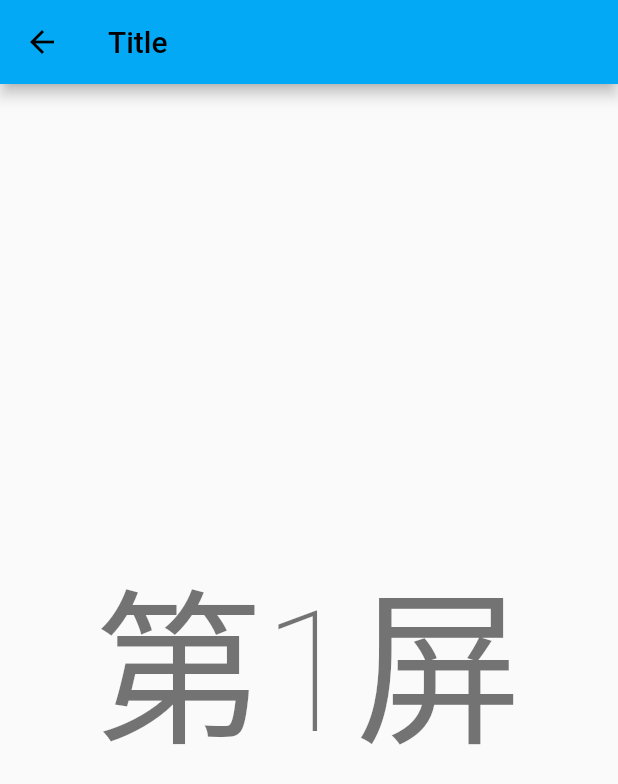
After one commit to magichill33/Learn2Flutter, a Flutter app: the screen it shows after launch, after a tap on "PageView", on a phone screen of 412 x 824 dp. The commit adds this screen. Shown: the top 784 px of the screen. Run offline on Flutter 3.47's test engine with Material 2 defaults, Android fonts, the phone set to English and light mode, and no system bars; our stand-ins replace fluttertoast; network calls fail.

Commit message:
[feature]:添加 pageview 示例模块

```diff
--- a/lib/main.dart
+++ b/lib/main.dart
@@ -1,5 +1,6 @@
 import 'package:flutter/material.dart';
 import './pages/router/controller.dart';
+import './tools/config.dart';
 
 void main() {
   runApp(MyApp());
@@ -13,7 +14,7 @@ class MyApp extends StatelessWidget {
       title: "News",
       theme: ThemeData(primarySwatch: Colors.lightBlue),
       //home: Tabs(),
-      initialRoute: "/",
+      initialRoute: PageName.root.name,
       // routes: {
       //   "/": (context) => const Tabs(),
       //   "/news": (context) => const NewsPage(),
--- /dev/null
+++ b/lib/pages/page_view.dart
@@ -0,0 +1,66 @@
+import 'package:flutter/material.dart';
+
+class PageViewPage extends StatefulWidget {
+  const PageViewPage({Key? key}) : super(key: key);
+
+  @override
+  State<PageViewPage> createState() => _PageViewPageState();
+}
+
+class _PageViewPageState extends State<PageViewPage> {
+  @override
+  Widget build(BuildContext context) {
+    return Scaffold(
+        appBar: AppBar(
+          title: Text('Title'),
+        ),
+        body: PageView(
+          scrollDirection: Axis.vertical, //配置PageView滑动的方向,默认是水平方向
+          children: [
+            Center(
+              child: Text("第1屏", style: Theme
+                  .of(context)
+                  .textTheme
+                  .displayLarge,),
+            ),
+            Center(
+              child: Text("第2屏", style: Theme
+                  .of(context)
+                  .textTheme
+                  .displayLarge,),
+            ),
+            Center(
+              child: Text("第3屏", style: Theme
+                  .of(context)
+                  .textTheme
+                  .displayLarge,),
+            ),
+            Center(
+              child: Text("第4屏", style: Theme
+                  .of(context)
+                  .textTheme
+                  .displayLarge,),
+            ),
+            Center(
+              child: Text("第5屏", style: Theme
+                  .of(context)
+                  .textTheme
+                  .displayLarge,),
+            ),
+            Center(
+              child: Text("第6屏", style: Theme
+                  .of(context)
+                  .textTheme
+                  .displayLarge,),
+            ),
+            Center(
+              child: Text("第7屏", style: Theme
+                  .of(context)
+                  .textTheme
+                  .displayLarge,),
+            ),
+          ],
+        )
+    );
+  }
+}
--- a/lib/pages/router/home.dart
+++ b/lib/pages/router/home.dart
@@ -1,6 +1,7 @@
 import 'package:flutter/material.dart';
 import '../../tools/KeepAliveWrapper.dart';
 import '../search.dart';
+import '../../tools/config.dart';
 
 class HomePage extends StatefulWidget {
   const HomePage({Key? key}) : super(key: key);
@@ -12,6 +13,7 @@ class HomePage extends StatefulWidget {
 class _HomePageState extends State<HomePage> {
   @override
   Widget build(BuildContext context) {
+    print("_HomePageState ${PageName.form.name}");
     return Center(
       child: Column(
         mainAxisAlignment: MainAxisAlignment.center,
@@ -26,20 +28,40 @@ class _HomePageState extends State<HomePage> {
               child: const Text("基本路由中转search")),
           ElevatedButton(
               onPressed: () {
-                Navigator.pushNamed(context, "/news");
+                Navigator.pushNamed(context, PageName.news.name);
               },
               child: const Text("命名路由跳转news")),
           ElevatedButton(
               onPressed: () {
-                Navigator.pushNamed(context, "/form",
+                Navigator.pushNamed(context, PageName.form.name,
                 arguments: {"title": "我是命名路由传值", "aid": 20});
               },
               child: const Text("命名路由传值")),
           ElevatedButton(
               onPressed: () {
-                Navigator.pushNamed(context, "/dialog");
+                Navigator.pushNamed(context, PageName.dialog.name);
               },
               child: const Text("对话框模块")),
+          ElevatedButton(
+              onPressed: () {
+                Navigator.pushNamed(context, PageName.pageView.name);
+              },
+              child: const Text("PageView")),
+          ElevatedButton(
+              onPressed: () {
+                Navigator.pushNamed(context, PageName.pageViewBuilder.name);
+              },
+              child: const Text("PageViewBuilder")),
+          ElevatedButton(
+              onPressed: () {
+                Navigator.pushNamed(context, PageName.pageViewFull.name);
+              },
+              child: const Text("动态添加页面")),
+          ElevatedButton(
+              onPressed: () {
+                Navigator.pushNamed(context, PageName.pageViewSwiper.name);
+              },
+              child: const Text("轮播图")),
         ],
       ),
     );
--- /dev/null
+++ b/lib/tools/config.dart
@@ -0,0 +1,13 @@
+//路由名称配置
+enum PageName{
+  root,
+  news,
+  search,
+  form,
+  dialog,
+  pageView,
+  pageViewBuilder,
+  pageViewFull,
+  pageViewSwiper,
+  pageViewKeepAlive
+}
```
Also changed, not shown: lib/pages/page_view_builder.dart (added, +30 -0 lines), lib/pages/page_view_full.dart (added, +50 -0 lines), lib/pages/page_view_keep_alive.dart (added, +47 -0 lines), lib/pages/page_view_swiper.dart (added, +84 -0 lines), lib/pages/router/controller.dart (+15 -5 lines), lib/pages/widget/image.dart (added, +18 -0 lines), lib/pages/widget/swiper.dart (added, +97 -0 lines).
